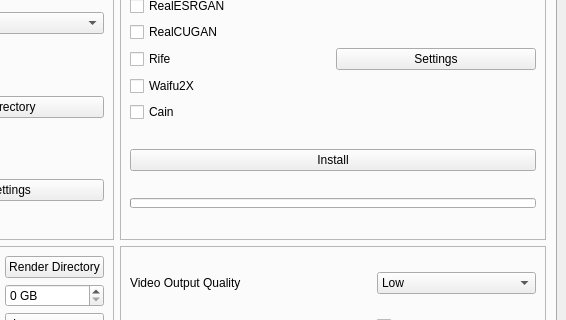
First picture: the form in mainwindow.ui, repository TNTwise/REAL-Video-Enhancer, before the edit; both pictures show x 628 to 1194 and y 126 to 446 of the 1194 by 618 pixel window.
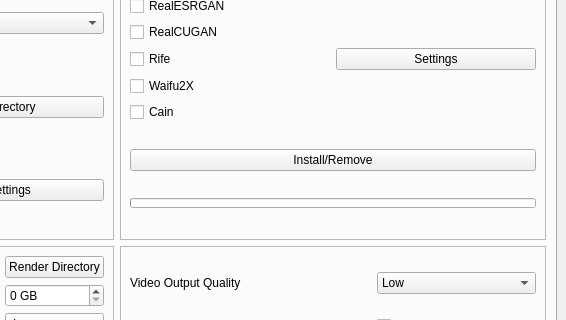
Second picture: the form after the edit. The open tabs and pages were chosen to show the change. Icons and pictures are not drawn.

Patch:
```diff
--- a/mainwindow.ui
+++ b/mainwindow.ui
@@ -907,7 +907,7 @@
                <item row="3" column="0">
                 <widget class="QPushButton" name="InstallButton">
                  <property name="text">
-                  <string>Install</string>
+                  <string>Install/Remove</string>
                  </property>
                 </widget>
                </item>
```
